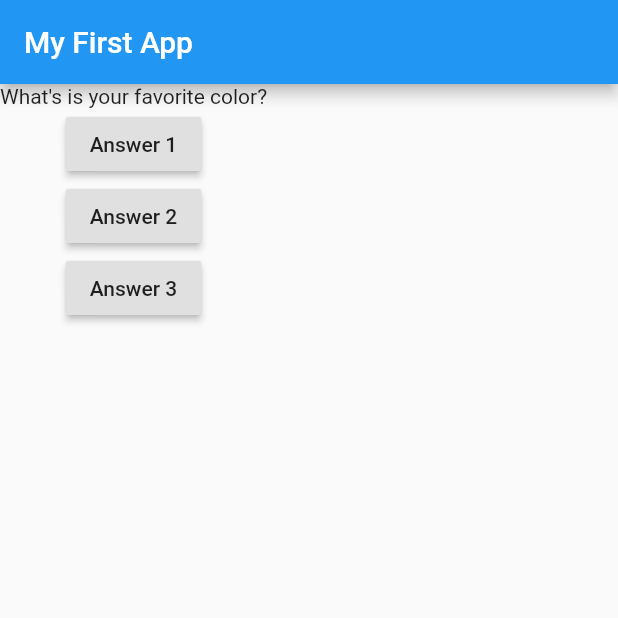
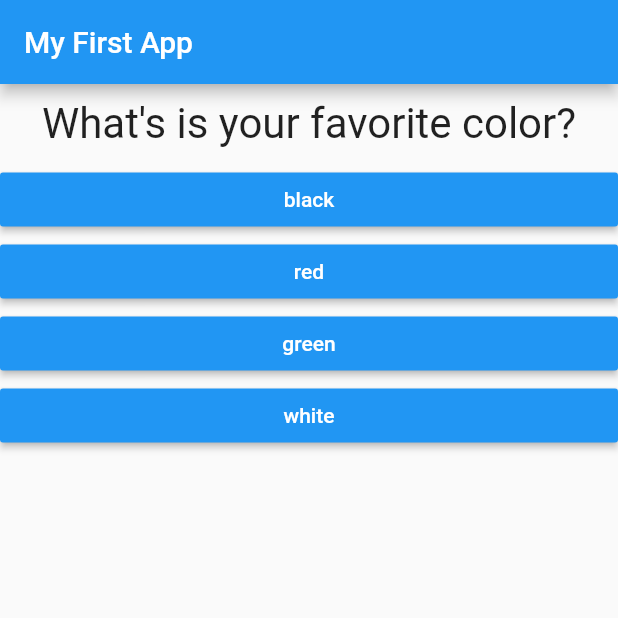
Before and after one commit to gmhcode/flutter_complete_app, a Flutter app: the screen it shows after launch, on a phone screen of 412 x 824 dp, the top half of it. Run offline on Flutter 3.47's test engine with Material 2 defaults, Android fonts, the phone set to English and light mode, and no system bars.

Commit message:
finished quiz

```diff
--- /dev/null
+++ b/lib/answer.dart
@@ -0,0 +1,21 @@
+import 'package:flutter/material.dart';
+
+class Answer extends StatelessWidget {
+  final Function selectHandler;
+  final String answerText;
+//initializer
+  Answer(this.selectHandler, this.answerText);
+
+  @override
+  Widget build(BuildContext context) {
+    return Container(
+      width: double.infinity,
+      child: RaisedButton(
+        color: Colors.blue,
+        textColor: Colors.white,
+        onPressed: selectHandler,
+        child: Text(answerText),
+      ),
+    );
+  }
+}
--- a/lib/main.dart
+++ b/lib/main.dart
@@ -1,4 +1,9 @@
 import 'package:flutter/material.dart';
+
+import './question.dart';
+import './answer.dart';
+import './quiz.dart';
+import './result.dart';
 
 void main() => runApp(MyApp());
 
@@ -8,44 +13,50 @@
 }
 
 class _MyAppState extends State<MyApp> {
-  var questionIndex = 0;
+  var _questionIndex = 0;
 
+  final questions = const [
+    {
+      "questionText": "What's is your favorite color?",
+      "answers": ["black", "red", "green", "white"],
+    },
+    {
+      "questionText": "What's your favorite animal",
+      "answers": ["rabbit", "snake", "elephant", "lion"],
+    },
+    {
+      "questionText": "Who's your favorite instructor",
+      "answers": ["max", "max", "max", "max"],
+    },
+  ];
   void answerQuestion() {
-    questionIndex++;
+    if (_questionIndex < questions.length - 1) {
+      print("we have omre questions");
+    }
+
+    setState(() {
+      print("Hit");
+      _questionIndex++;
+    });
+
     print("Answer chosen");
   }
 
   @override
   Widget build(BuildContext context) {
-    var questions = [
-      "What's is your favorite color?",
-      "What's your favorite animal",
-    ];
     // TODO: implement build
     return MaterialApp(
       home: Scaffold(
         appBar: AppBar(
           title: Text('My First App'),
         ),
-        body: Column(
-          children: [
-            Text(questions[questionIndex]),
-            RaisedButton(
-              onPressed: answerQuestion,
-              child: Text("Answer 1"),
-            ),
-            RaisedButton(
-              onPressed: () => print("Answer 2 chosen"),
-              child: Text("Answer 2"),
-            ),
-            RaisedButton(
-              onPressed: () {
-                print("Answer 3 chosen");
-              },
-              child: Text("Answer 3"),
-            ),
-          ],
-        ),
+        body: _questionIndex < questions.length
+            ? Quiz(
+                questions: questions,
+                questionIndex: _questionIndex,
+                selectHandler: answerQuestion,
+              )
+            : Result(),
       ),
     );
   }
--- /dev/null
+++ b/lib/question.dart
@@ -0,0 +1,19 @@
+import 'package:flutter/material.dart';
+
+class Question extends StatelessWidget {
+  final String questionText;
+
+  Question(this.questionText);
+  @override
+  Widget build(BuildContext context) {
+    return Container(
+      width: double.infinity,
+      margin: EdgeInsets.all(10),
+      child: Text(
+        questionText,
+        style: TextStyle(fontSize: 28),
+        textAlign: TextAlign.center,
+      ),
+    );
+  }
+}
--- /dev/null
+++ b/lib/quiz.dart
@@ -0,0 +1,36 @@
+import 'package:flutter/material.dart';
+import './question.dart';
+import './answer.dart';
+// class Quiz extends StatelessWidget {
+//   @override
+//   Widget build(BuildContext context) {
+//     return Container(
+
+//     );
+//   }
+// }
+class Quiz extends StatelessWidget {
+  const Quiz({
+    @required this.questions,
+    @required this.questionIndex,
+    @required this.selectHandler,
+  });
+
+  final List<Map<String, Object>> questions;
+  final int questionIndex;
+  final Function selectHandler;
+
+  @override
+  Widget build(BuildContext context) {
+    return Column(
+      children: [
+        Question(
+          questions[questionIndex]["questionText"],
+        ),
+        ...(questions[questionIndex]["answers"] as List<String>).map((answer) {
+          return Answer(selectHandler, answer);
+        }).toList()
+      ],
+    );
+  }
+}
--- /dev/null
+++ b/lib/result.dart
@@ -0,0 +1,14 @@
+import 'package:flutter/material.dart';
+
+class Result extends StatelessWidget {
+  const Result({
+    Key key,
+  }) : super(key: key);
+
+  @override
+  Widget build(BuildContext context) {
+    return Center(
+      child: Text("You DID It!"),
+    );
+  }
+}
```
